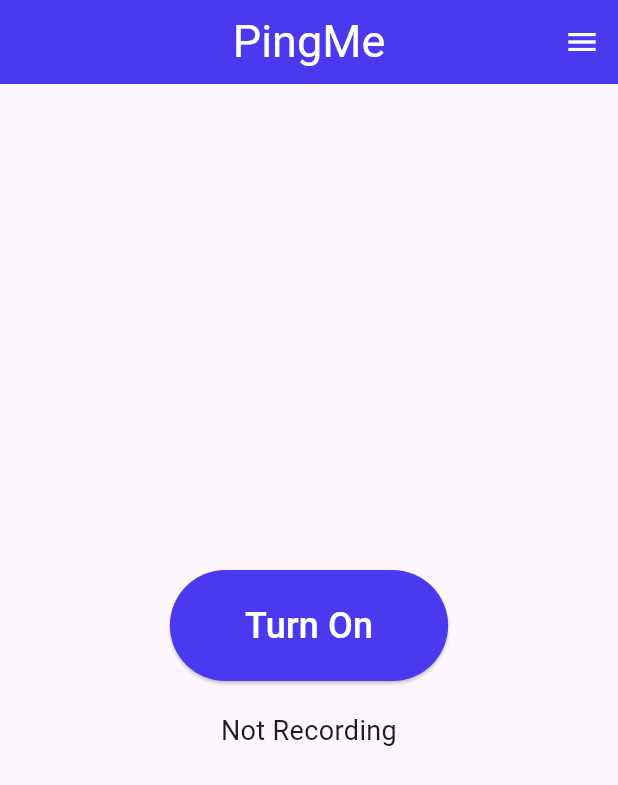
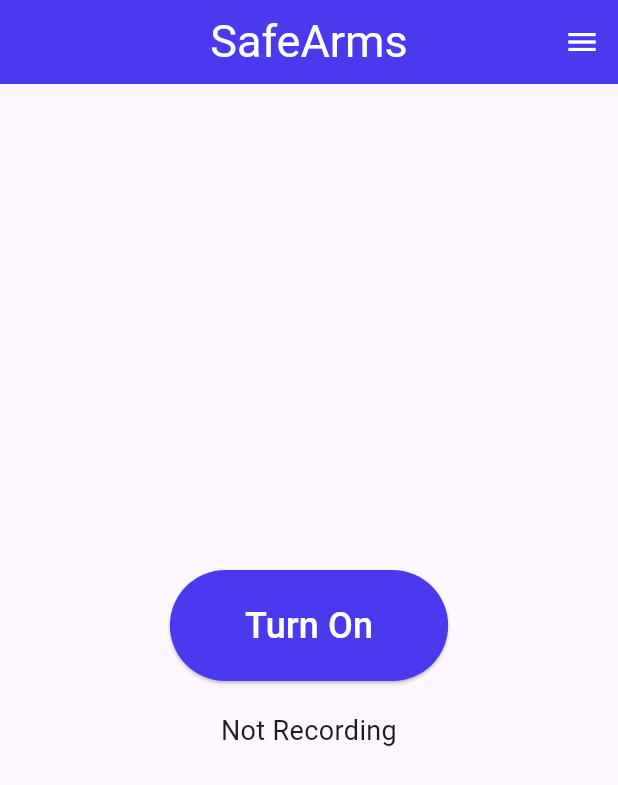
Before and after one commit to muh-habeeb/fluter_sos, a Flutter app: the screen it shows after launch, on a phone screen of 412 x 824 dp. Shown: the top 785 px of the screen. Run offline on Flutter 3.47's test engine with Material 3 defaults, Android fonts, the phone set to English and light mode, and no system bars; our stand-ins replace just_audio, permission_handler, shared_preferences, vibration; missing offline and left inert: record.

Commit message:
safe arms

```diff
--- a/lib/features/recordings/audiorecordings/audio_recording.dart
+++ b/lib/features/recordings/audiorecordings/audio_recording.dart
@@ -23,7 +23,7 @@
       }
 
       String rootPath = externalDir.path.split('Android')[0];
-      Directory pingMeDir = Directory('$rootPath/PingMe');
+      Directory pingMeDir = Directory('$rootPath/SafeArms');
 
       if (!(await pingMeDir.exists())) {
         await pingMeDir.create(recursive: true);
--- a/lib/main.dart
+++ b/lib/main.dart
@@ -19,7 +19,7 @@
   Widget build(BuildContext context) {
     return MaterialApp(
       debugShowCheckedModeBanner: false,
-      title: 'PingMe',
+      title: 'SafeArms',
       theme: ThemeData(
         primarySwatch: Colors.blue,
       ),
--- a/lib/pages/homepage.dart
+++ b/lib/pages/homepage.dart
@@ -156,7 +156,7 @@
       appBar: AppBar(
         backgroundColor: "#4B39EF".toColor(),
         title: const Text(
-          "PingMe",
+          "SafeArms",
           style: TextStyle(
             color: Colors.white,
             fontSize: 30,
```
